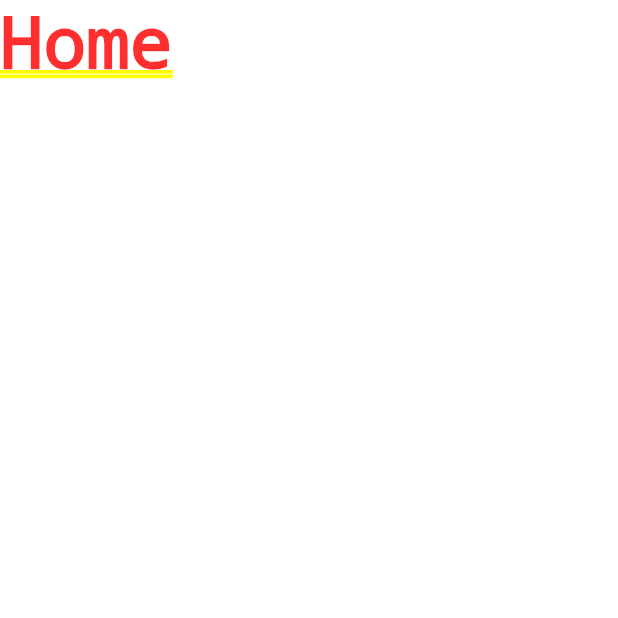
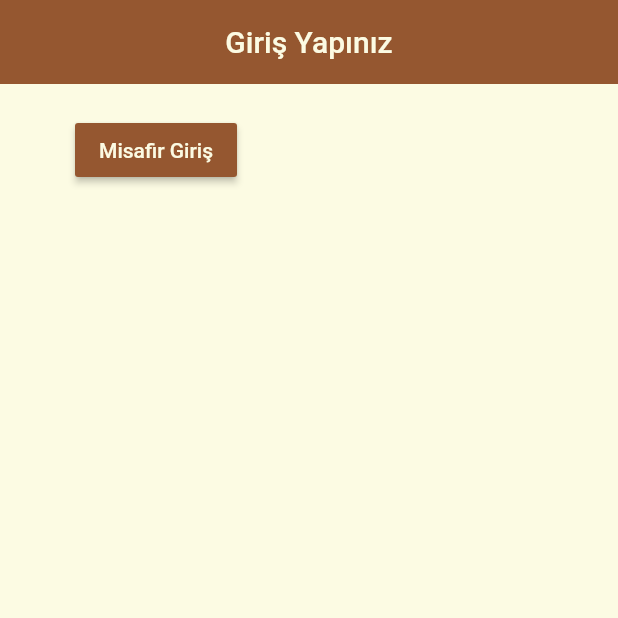
Before and after one commit to emralyilmaz/-training41KahveniSecApp2, a Flutter app: the screen it shows after launch, on a phone screen of 412 x 824 dp, the top half of it. Run offline on Flutter 3.47's test engine with Material 2 defaults, Android fonts, the phone set to English and light mode, and no system bars; our stand-ins replace firebase_auth; accounts and stored records are empty.

Commit message:
SignIn Widget Oluşturma

```diff
--- a/lib/screens/authenticate/authenticate.dart
+++ b/lib/screens/authenticate/authenticate.dart
@@ -1,4 +1,5 @@
 import 'package:flutter/material.dart';
+import 'package:training41kahvenisecapp2/screens/authenticate/sign_in.dart';
 
 class Authenicate extends StatefulWidget {
   @override
@@ -8,8 +9,6 @@ class Authenicate extends StatefulWidget {
 class _AuthenicateState extends State<Authenicate> {
   @override
   Widget build(BuildContext context) {
-    return Container(
-      child: Text("Authenticate"),
-    );
+    return SignIn();
   }
 }
--- /dev/null
+++ b/lib/screens/authenticate/sign_in.dart
@@ -0,0 +1,32 @@
+import 'package:flutter/material.dart';
+
+class SignIn extends StatefulWidget {
+  @override
+  _SignInState createState() => _SignInState();
+}
+
+class _SignInState extends State<SignIn> {
+  @override
+  Widget build(BuildContext context) {
+    return Scaffold(
+      backgroundColor: Color.fromRGBO(252, 251, 227, 1),
+      appBar: AppBar(
+        backgroundColor: Color.fromRGBO(149, 87, 48, 1),
+        elevation: 0, // gölgelik
+        title: Text(
+          "Giriş Yapınız",
+          style: TextStyle(color: Color.fromRGBO(252, 251, 227, 1)),
+        ),
+        centerTitle: true,
+      ),
+      body: Container(
+        padding: EdgeInsets.symmetric(vertical: 20.0, horizontal: 50.0),
+        child: RaisedButton(
+            child: Text("Misafir Giriş",
+                style: TextStyle(color: Color.fromRGBO(252, 251, 227, 1))),
+            color: Color.fromRGBO(149, 87, 48, 1),
+            onPressed: () {}),
+      ),
+    );
+  }
+}
--- a/lib/screens/wrapper.dart
+++ b/lib/screens/wrapper.dart
@@ -2,12 +2,13 @@
 // firebaseden gelecek olan verilerin sayfalara göre yönlendirilmesinin yapılması sağlanıyor.
 
 import 'package:flutter/material.dart';
-// import 'package:training41kahvenisecapp2/screens/authenticate/authenticate.dart';
+import 'package:training41kahvenisecapp2/screens/authenticate/authenticate.dart';
+
 import 'package:training41kahvenisecapp2/screens/home/home.dart';
 
 class Wrapper extends StatelessWidget {
   @override
   Widget build(BuildContext context) {
-    return Home();
+    return Authenicate();
   }
 }
```
